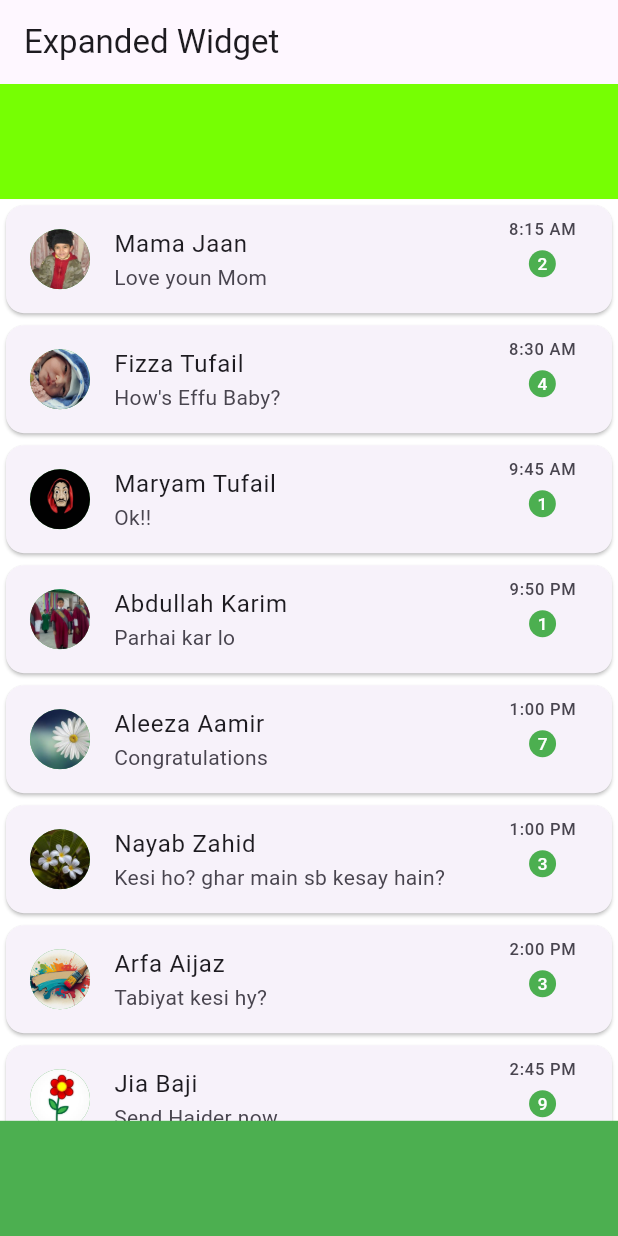
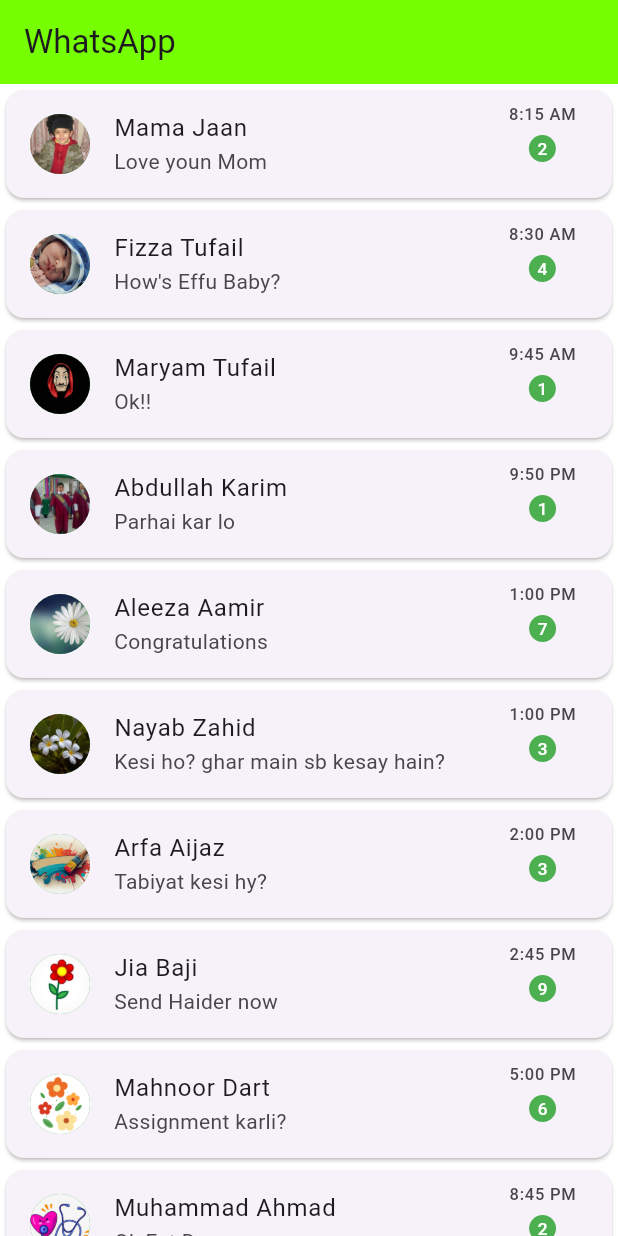
Before and after one commit to mominatufail/WhatsApp-Clone, a Flutter app: the screen it shows after launch, on a phone screen of 412 x 824 dp. Run offline on Flutter 3.47's test engine with Material 3 defaults, Android fonts, the phone set to English and light mode, and no system bars.

Commit message:
code updated

```diff
--- a/lib/WhatsApp.dart
+++ b/lib/WhatsApp.dart
@@ -70,15 +70,18 @@ class ExpandedClass extends StatelessWidget {
   Widget build(BuildContext context) {
     return Scaffold(
       appBar: AppBar(
-        title: Text('Expanded Widget'),
+        //leading: Text('WhatsApp'),
+        title: Text('WhatsApp'),
+        backgroundColor: Colors.lightGreenAccent.shade400
+
       ),
       body: Column(children: [
         //---First Expanded used for top
-        Expanded(
-          flex: 10,
-          child:Container(
-            color: Colors.lightGreenAccent.shade400,
-          ),),
+        // Expanded(
+        //   //flex: 10,
+        //   child:Container(
+        //     color: Colors.lightGreenAccent.shade400,
+        //   ),),
         //   //---scnd Expanded used for chats
         Expanded(
             flex: 80,
@@ -171,12 +174,13 @@ class ExpandedClass extends StatelessWidget {
         //     ),
         // ),
         //----3rd expanded used for botton
-        Expanded(
-          flex: 10,
-          child:Container(
-              color: Colors.green
-          ),
-        ),
+        //Expanded(
+          //flex: 10,
+          //child:Container(
+        //       color: Colors.lightGreenAccent.shade400,
+        //   ),
+        // ),
+
       ]),
     );
   }
```
